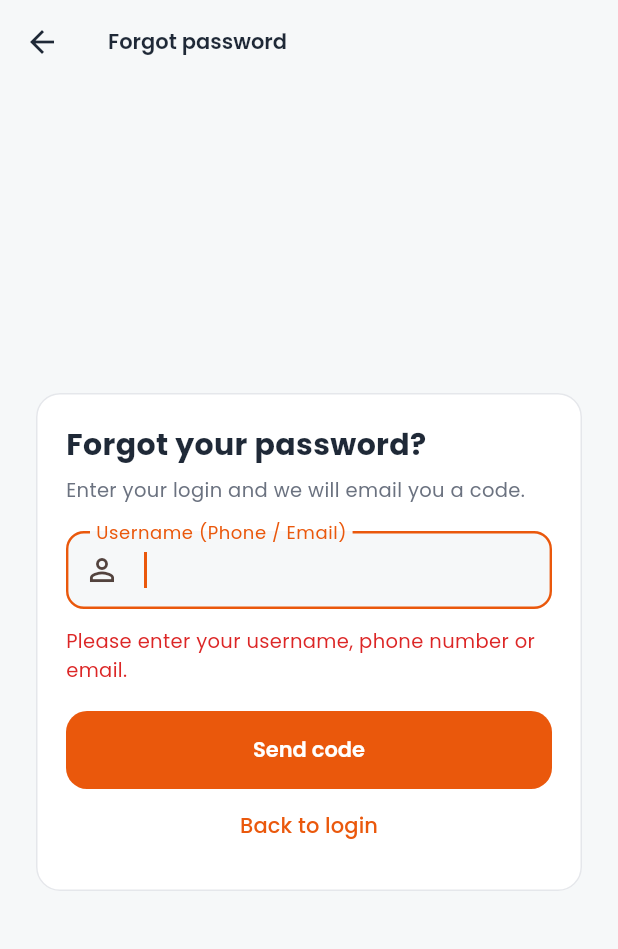
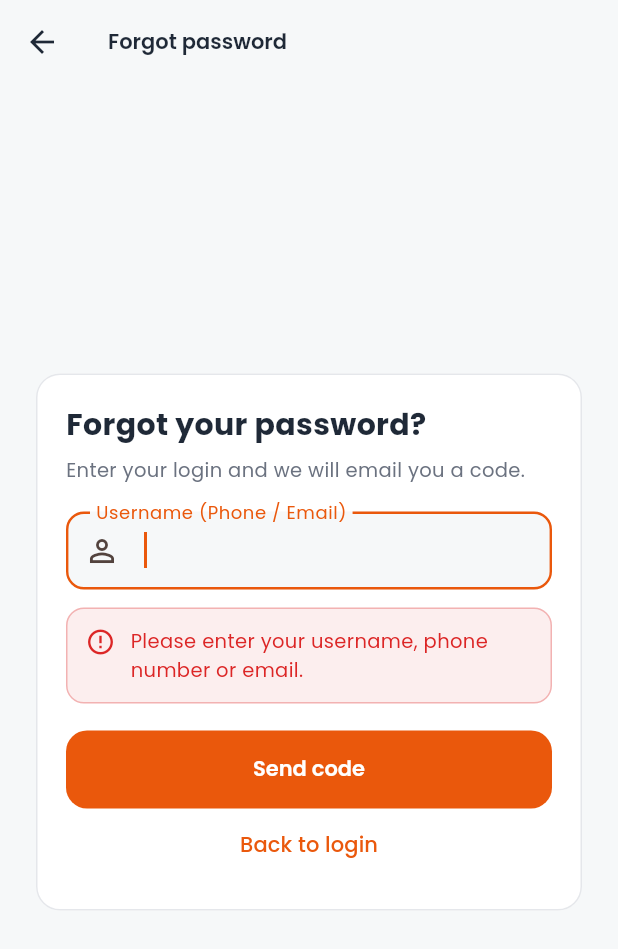
Before and after one commit to dgtechcreator/JMM_INFOTECH_App, a Flutter app: the ForgotPasswordScreen screen opened directly, after a tap on "Send code", on a phone screen of 412 x 824 dp. Shown: the top 949 px of the screen. Run offline on Flutter 3.47's test engine with Material 3 defaults, Android fonts, the phone set to English and light mode, and no system bars; our stand-ins replace connectivity_plus, device_info_plus, dio, firebase_core, firebase_messaging, flutter_local_notifications and 9 more; missing offline and left inert: android_id, flutter_background_service; accounts and stored records are empty; network calls fail.

Commit message:
forgot passowrd mail fix

```diff
--- a/lib/screens/auth/forgot_password_screen.dart
+++ b/lib/screens/auth/forgot_password_screen.dart
@@ -6,6 +6,7 @@ import 'package:flutter/services.dart';
 import '../../core/api_client.dart';
 import '../../services/password_recovery_service.dart';
 import '../../theme/app_theme.dart';
+import '../../widgets/common.dart';
 
 enum _Step { find, otp, help, done }
 
@@ -39,6 +40,7 @@ class _ForgotPasswordScreenState extends State<ForgotPasswordScreen> {
   bool _obscure = true;
   String? _error;
   String _masked = '';
+  String _sentAt = '';
   String _doneTitle = '';
   String _doneText = '';
   String _identifierSent = '';
@@ -87,16 +89,25 @@ class _ForgotPasswordScreenState extends State<ForgotPasswordScreen> {
         case 'otp_sent':
           _identifierSent = id;
           _masked = r.maskedEmail ?? '';
+          _sentAt = TimeOfDay.now().format(context);
           _otp.clear();
-          setState(() => _step = _Step.otp);
+          setState(() {
+            _step = _Step.otp;
+            _error = null;
+          });
           _startCountdown();
+          // the mail was handed to the mail server - say so (delivery itself can take a moment / land in Spam)
+          showSnack(context, 'Email sent to $_masked. Check your inbox (and Spam).');
           break;
         case 'no_email':
           _identifierSent = id;
           setState(() => _step = _Step.help);
           break;
         default:
-          setState(() => _error = r.message ?? 'Something went wrong. Please try again.');
+          // the code mail could NOT be sent (or the request was refused) - say so clearly
+          final msg = r.message ?? 'Something went wrong. Please try again.';
+          setState(() => _error = msg);
+          showSnack(context, 'Email NOT sent. $msg', isError: true);
           if (resend) _startCountdown();
       }
     } on ApiException catch (e) {
@@ -206,7 +217,19 @@ class _ForgotPasswordScreenState extends State<ForgotPasswordScreen> {
 
   Widget _errorText() => _error == null
       ? const SizedBox.shrink()
-      : Padding(padding: const EdgeInsets.only(top: 12), child: Text(_error!, style: const TextStyle(color: AppColors.danger, fontSize: 13)));
+      : Container(
+          margin: const EdgeInsets.only(top: 12),
+          padding: const EdgeInsets.all(12),
+          decoration: BoxDecoration(color: AppColors.danger.withValues(alpha: 0.08), border: Border.all(color: AppColors.danger.withValues(alpha: 0.30)), borderRadius: BorderRadius.circular(12)),
+          child: Row(
+            crossAxisAlignment: CrossAxisAlignment.start,
+            children: [
+              const Icon(Icons.error_outline, color: AppColors.danger, size: 20),
+              const SizedBox(width: 10),
+              Expanded(child: Text(_error!, style: const TextStyle(color: AppColors.danger, fontSize: 13))),
+            ],
+          ),
+        );
 
   Widget _primaryButton(String label, VoidCallback onTap) => Padding(
         padding: const EdgeInsets.only(top: 18),
@@ -248,7 +271,27 @@ class _ForgotPasswordScreenState extends State<ForgotPasswordScreen> {
           const TextSpan(text: 'We sent a 6-digit code to '),
           TextSpan(text: _masked, style: const TextStyle(fontWeight: FontWeight.w700, color: AppColors.textPrimary)),
         ])),
-        const SizedBox(height: 18),
+        const SizedBox(height: 12),
+        Container(
+          padding: const EdgeInsets.all(12),
+          decoration: BoxDecoration(color: AppColors.success.withValues(alpha: 0.10), border: Border.all(color: AppColors.success.withValues(alpha: 0.35)), borderRadius: BorderRadius.circular(12)),
+          child: Row(
+            crossAxisAlignment: CrossAxisAlignment.start,
+            children: [
+              const Icon(Icons.mark_email_read_outlined, color: AppColors.success, size: 20),
+              const SizedBox(width: 10),
+              Expanded(
+                child: Text.rich(TextSpan(style: const TextStyle(fontSize: 12.5, color: AppColors.textPrimary), children: [
+                  const TextSpan(text: 'Email sent', style: TextStyle(fontWeight: FontWeight.w700)),
+                  TextSpan(text: ' at $_sentAt. It usually arrives within a minute. If you cannot see it, check your '),
+                  const TextSpan(text: 'Spam / Junk', style: TextStyle(fontWeight: FontWeight.w700)),
+                  const TextSpan(text: ' folder, then use Resend code.'),
+                ])),
+              ),
+            ],
+          ),
+        ),
+        const SizedBox(height: 14),
         TextField(
           controller: _otp,
           autofocus: true,
--- a/pubspec.yaml
+++ b/pubspec.yaml
@@ -16,7 +16,7 @@ publish_to: 'none' # Remove this line if you wish to publish to pub.dev
 # https://developer.apple.com/library/archive/documentation/General/Reference/InfoPlistKeyReference/Articles/CoreFoundationKeys.html
 # In Windows, build-name is used as the major, minor, and patch parts
 # of the product and file versions while build-number is used as the build suffix.
-version: 1.1.0+16
+version: 1.1.0+18
 
 environment:
   sdk: ^3.12.2
```
Also changed, not shown: lib/screens/admin/password_requests_screen.dart (+7 -2 lines).
